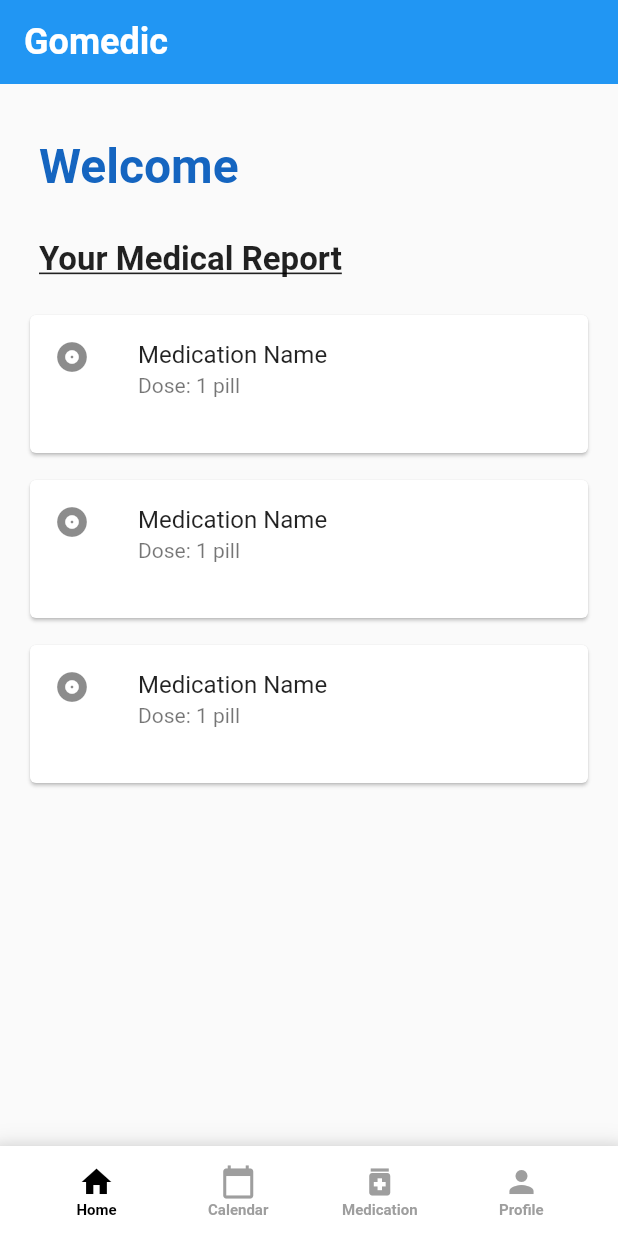
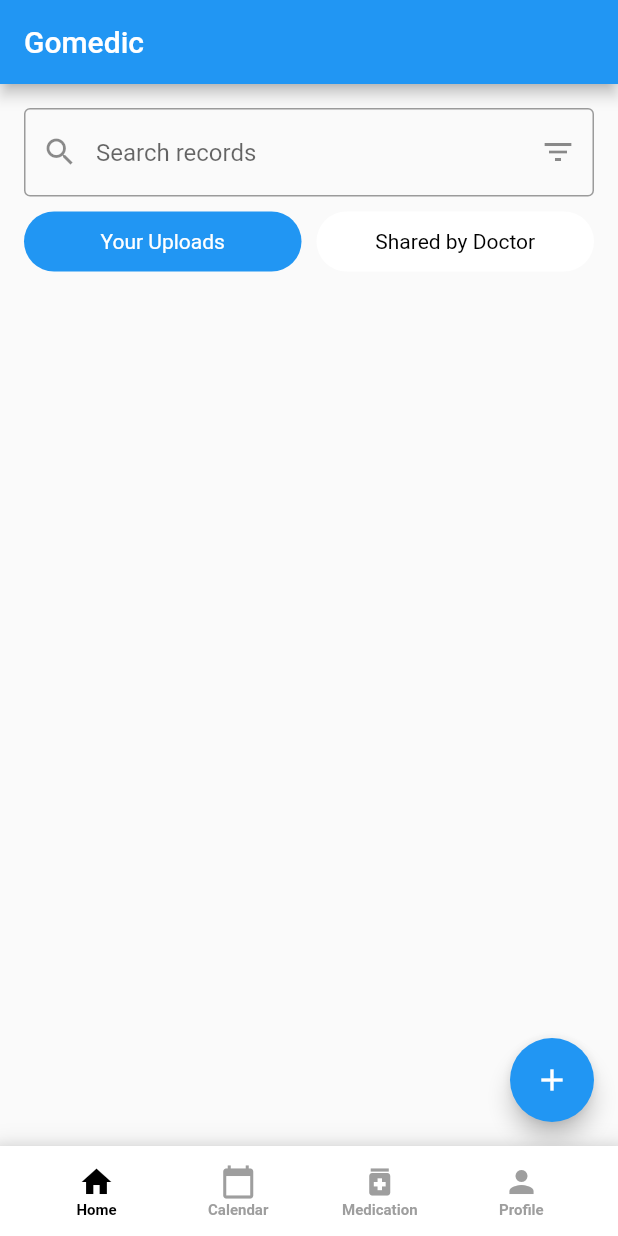
Before and after one commit to navaneethkulal8/hacktofuturehealthcare, a Flutter app: the screen it shows after launch, on a phone screen of 412 x 824 dp. Run offline on Flutter 3.47's test engine with Material 2 defaults, Android fonts, the phone set to English and light mode, and no system bars; our stand-ins replace firebase_auth; accounts and stored records are empty.

Commit message:
home page ui modifiactions

```diff
--- a/lib/pages/controllerpage.dart
+++ b/lib/pages/controllerpage.dart
@@ -14,7 +14,7 @@ class ControllerPage extends StatefulWidget {
 class _ControllerPageState extends State<ControllerPage> {
   int _currentIndex = 0;
   final List<Widget> _pages = [
-    const HomePage(),
+    HomePage(),
     const ExplorePage(),
     const NotificationsPage(),
     const ProfilePage(),
--- a/lib/pages/homepage.dart
+++ b/lib/pages/homepage.dart
@@ -1,109 +1,119 @@
 import 'package:flutter/material.dart';
 
 class HomePage extends StatefulWidget {
-  const HomePage({super.key});
-
   @override
   _HomePageState createState() => _HomePageState();
 }
 
 class _HomePageState extends State<HomePage> {
+  bool _showYourUploads = true; // Track whether "Your Uploads" button is active
+
   @override
   Widget build(BuildContext context) {
     return Scaffold(
       appBar: AppBar(
-        title: const Text(
-          'Gomedic',
-          style: TextStyle(
-            color: Colors.white,
-            fontSize: 24,
-            fontWeight: FontWeight.bold,
+        title: Text('Gomedic'),
+        backgroundColor: Colors.blue,
       ),
-        ),
-        backgroundColor: Colors.blue,
-        elevation: 0,
-      ),
-      body: SingleChildScrollView(
-        child: Padding(
+      body: Padding(
         padding: const EdgeInsets.all(16.0),
         child: Column(
           crossAxisAlignment: CrossAxisAlignment.start,
           children: [
-              const SizedBox(height: 20),
-              Padding(
-                padding: const EdgeInsets.symmetric(horizontal: 10),
+            TextField(
+              decoration: InputDecoration(
+                hintText: 'Search records',
+                prefixIcon: Icon(Icons.search),
+                suffixIcon: Icon(Icons.filter_list), // Add filter icon
+                border: OutlineInputBorder(),
+              ),
+            ),
+            SizedBox(
+                height: 10), // Add some spacing between search bar and buttons
+            Row(
+              children: [
+                Expanded(
+                  child: GestureDetector(
+                    onTap: () {
+                      setState(() {
+                        _showYourUploads = true;
+                      });
+                    },
+                    child: Container(
+                      height: 40, // Adjust height to your preference
+                      decoration: BoxDecoration(
+                        borderRadius: BorderRadius.circular(
+                            20.0), // Button-specific border radius
+                        color: _showYourUploads ? Colors.blue : Colors.white,
+                      ),
+                      child: Center(
                         child: Text(
-                  'Welcome',
+                          'Your Uploads',
                           style: TextStyle(
-                    fontSize: 32,
-                    fontWeight: FontWeight.bold,
-                    color: Colors.blue[800],
+                            color:
+                                _showYourUploads ? Colors.white : Colors.black,
                           ),
                         ),
                       ),
-              const SizedBox(height: 30),
-              const Padding(
-                padding: EdgeInsets.symmetric(horizontal: 10),
-                child: Text(
-                  'Your Medical Report',
-                  style: TextStyle(
-                    fontSize: 22,
-                    fontWeight: FontWeight.bold,
-                    decoration: TextDecoration.underline,
                     ),
                   ),
                 ),
-              const SizedBox(height: 20),
-              const SizedBox(
-                height: 100,
-                child: Card(
-                  child: Column(
-                    mainAxisSize: MainAxisSize.min,
-                    children: <Widget>[
-                      ListTile(
-                        leading: Icon(Icons.album),
-                        title: Text('Medication Name'),
-                        subtitle: Text('Dose: 1 pill'),
+                SizedBox(width: 10), // Add spacing between buttons
+                Expanded(
+                  child: GestureDetector(
+                    onTap: () {
+                      setState(() {
+                        _showYourUploads = false;
+                      });
+                    },
+                    child: Container(
+                      height: 40, // Adjust height to your preference
+                      decoration: BoxDecoration(
+                        borderRadius: BorderRadius.circular(
+                            20.0), // Button-specific border radius
+                        color: !_showYourUploads ? Colors.blue : Colors.white,
                       ),
-                    ],
+                      child: Center(
+                        child: Text(
+                          'Shared by Doctor',
+                          style: TextStyle(
+                            color:
+                                !_showYourUploads ? Colors.white : Colors.black,
                           ),
                         ),
                       ),
-              const SizedBox(height: 10),
-              const SizedBox(
-                height: 100,
-                child: Card(
-                  child: Column(
-                    mainAxisSize: MainAxisSize.min,
-                    children: <Widget>[
-                      ListTile(
-                        leading: Icon(Icons.album),
-                        title: Text('Medication Name'),
-                        subtitle: Text('Dose: 1 pill'),
-                      ),
-                    ],
-                  ),
-                ),
-              ),
-              const SizedBox(height: 10),
-              const SizedBox(
-                height: 100,
-                child: Card(
-                  child: Column(
-                    mainAxisSize: MainAxisSize.min,
-                    children: <Widget>[
-                      ListTile(
-                        leading: Icon(Icons.album),
-                        title: Text('Medication Name'),
-                        subtitle: Text('Dose: 1 pill'),
-                      ),
-                    ],
                     ),
                   ),
                 ),
               ],
             ),
+            SizedBox(height: 20),
+            Expanded(
+              child: ListView.builder(
+                itemCount: 0, // Replace with actual list size
+                itemBuilder: (context, index) {
+                  return Card(
+                    child: ListTile(
+                      leading: Icon(Icons.file_upload),
+                      title: Text('Medical File $index'),
+                      subtitle: Text('Uploaded: ${DateTime.now()}'),
+                      onTap: () {
+                        // Implement file details screen or other actions here
+                      },
                     ),
+                  );
+                },
+              ),
+            ),
+          ],
+        ),
+      ),
+      floatingActionButton: FloatingActionButton(
+        onPressed: () {
+          // Implement file upload action here
+        },
+        child: Icon(Icons.add),
+        backgroundColor: Colors.blue,
       ),
     );
   }
```
Lines whose indentation alone changed are shown as unchanged.
